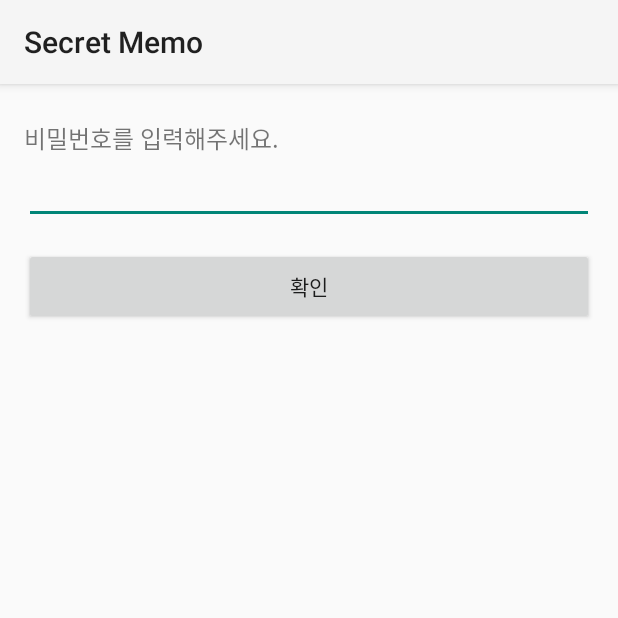
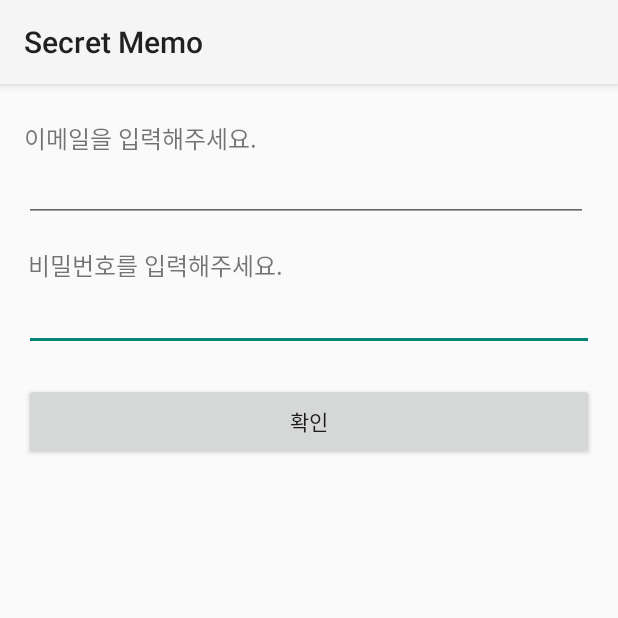
Before and after one commit to joseph-106/Secret_Memo_App, an Android app: the screen it shows after launch (MainActivity), on a phone screen of 412 x 824 dp, the top half of it. Run offline under Robolectric (Android 15) with nearby library versions, the phone set to English and light mode, and no system bars.

Commit message:
Logcat으로 email, password 체크

```diff
--- a/app/src/main/java/com/comu/android/secretmemo/MainActivity.kt
+++ b/app/src/main/java/com/comu/android/secretmemo/MainActivity.kt
@@ -2,10 +2,32 @@ package com.comu.android.secretmemo
 
 import androidx.appcompat.app.AppCompatActivity
 import android.os.Bundle
+import android.util.Log
+import android.widget.Button
+import android.widget.EditText
 
 class MainActivity : AppCompatActivity() {
     override fun onCreate(savedInstanceState: Bundle?) {
         super.onCreate(savedInstanceState)
         setContentView(R.layout.activity_main)
+
+        val editText1 = findViewById<EditText>(R.id.Email)
+        val editText2 = findViewById<EditText>(R.id.Password)
+
+        findViewById<Button>(R.id.button).setOnClickListener {
+            val emailText = editText1.text.toString()
+            val passwordText = editText2.text.toString()
+
+            if (emailText == "sjjoseph106@gmail.com" && passwordText == "3242") {
+                Log.d("비밀메모앱", "통과!")
+            } else if (emailText != "sjjoseph106@gmail.com" && passwordText == "3242") {
+                Log.d("비밀메모앱", "이메일이 틀렸어요.")
+            } else if (emailText == "sjjoseph106@gmail.com" && passwordText != "3242") {
+                Log.d("비밀메모앱", "비밀번호가 틀렸어요.")
+            } else {
+                Log.d("비밀메모앱", "이메일과 비밀번호가 틀렸어요.")
+            }
+        }
+
     }
 }
--- a/app/src/main/res/layout/activity_main.xml
+++ b/app/src/main/res/layout/activity_main.xml
@@ -11,20 +11,20 @@
         android:layout_width="wrap_content"
         android:layout_height="wrap_content"
         android:layout_marginStart="16dp"
-        android:layout_marginTop="24dp"
+        android:layout_marginTop="16dp"
         android:text="비밀번호를 입력해주세요."
         android:textSize="16sp"
         app:layout_constraintBottom_toBottomOf="parent"
         app:layout_constraintEnd_toEndOf="parent"
-        app:layout_constraintHorizontal_bias="0.0"
+        app:layout_constraintHorizontal_bias="0.013"
         app:layout_constraintLeft_toLeftOf="parent"
         app:layout_constraintRight_toRightOf="parent"
         app:layout_constraintStart_toStartOf="parent"
         app:layout_constraintTop_toTopOf="parent"
-        app:layout_constraintVertical_bias="0.0" />
+        app:layout_constraintVertical_bias="0.127" />
 
     <EditText
-        android:id="@+id/editTextNumberPassword"
+        android:id="@+id/Password"
         android:layout_width="0dp"
         android:layout_height="wrap_content"
         android:layout_marginStart="16dp"
@@ -32,8 +32,22 @@
         android:ems="10"
         android:inputType="numberPassword"
         app:layout_constraintEnd_toEndOf="parent"
+        app:layout_constraintHorizontal_bias="0.0"
         app:layout_constraintStart_toStartOf="parent"
         app:layout_constraintTop_toBottomOf="@+id/textView" />
+
+    <TextView
+        android:id="@+id/textView2"
+        android:layout_width="wrap_content"
+        android:layout_height="wrap_content"
+        android:layout_marginStart="16dp"
+        android:layout_marginTop="24dp"
+        android:text="이메일을 입력해주세요."
+        android:textSize="16sp"
+        app:layout_constraintEnd_toStartOf="@+id/Email"
+        app:layout_constraintHorizontal_bias="0.0"
+        app:layout_constraintStart_toStartOf="parent"
+        app:layout_constraintTop_toTopOf="parent" />
 
     <Button
         android:id="@+id/button"
@@ -44,9 +58,22 @@
         android:text="확인"
         app:layout_constraintBottom_toBottomOf="parent"
         app:layout_constraintEnd_toEndOf="parent"
-        app:layout_constraintHorizontal_bias="0.551"
+        app:layout_constraintHorizontal_bias="0.0"
         app:layout_constraintStart_toStartOf="parent"
-        app:layout_constraintTop_toBottomOf="@+id/editTextNumberPassword"
-        app:layout_constraintVertical_bias="0.026" />
+        app:layout_constraintTop_toBottomOf="@+id/Password"
+        app:layout_constraintVertical_bias="0.039" />
+
+    <EditText
+        android:id="@+id/Email"
+        android:layout_width="376dp"
+        android:layout_height="44dp"
+        android:layout_marginStart="16dp"
+        android:layout_marginEnd="16dp"
+        android:ems="10"
+        android:inputType="textPostalAddress"
+        app:layout_constraintEnd_toEndOf="parent"
+        app:layout_constraintHorizontal_bias="0.0"
+        app:layout_constraintStart_toStartOf="parent"
+        app:layout_constraintTop_toBottomOf="@+id/textView2" />
 
 </androidx.constraintlayout.widget.ConstraintLayout>
```
